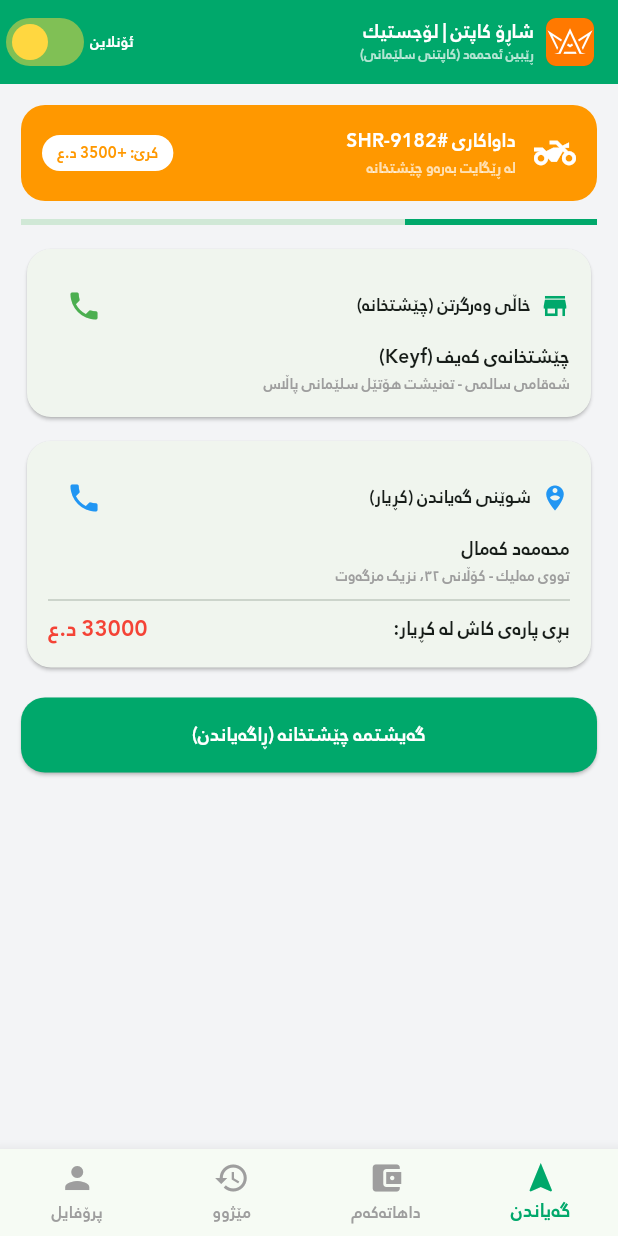
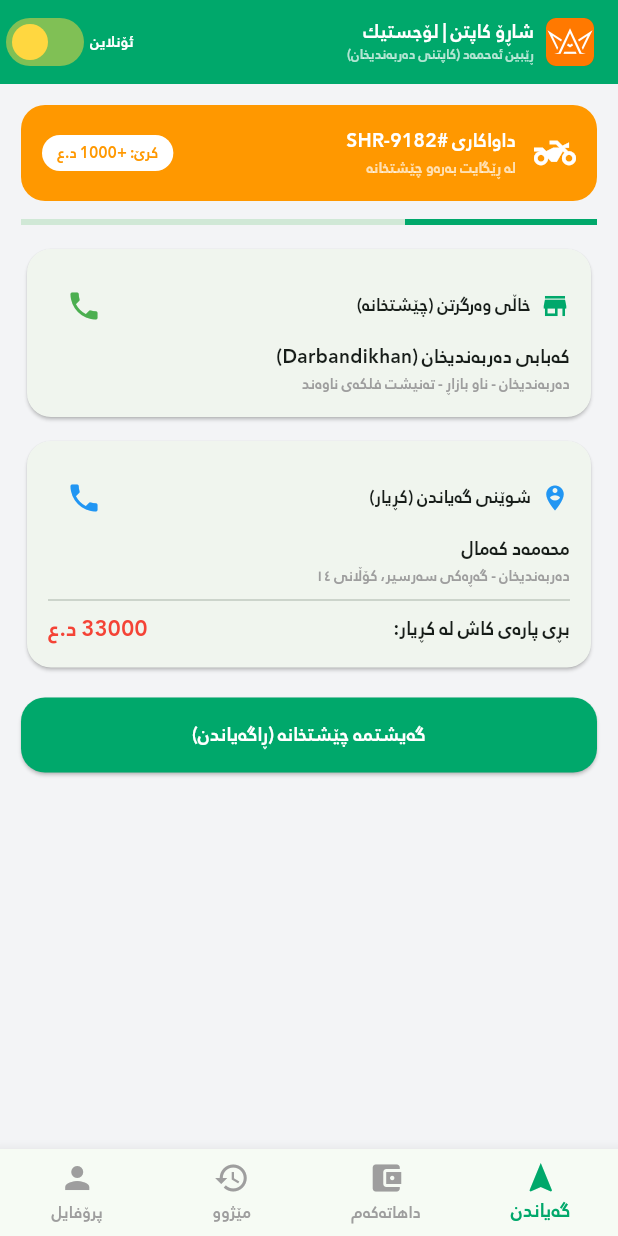
Before and after one commit to Yusfkarim/sharo-captain, a Flutter app: the screen it shows after launch, on a phone screen of 412 x 824 dp. Run offline on Flutter 3.47's test engine with Material 3 defaults, Android fonts, the phone set to English and light mode, and no system bars; network calls fail.

Commit message:
feat(captain): update logistics trips, store and customer routes strictly to Darbandikhan

```diff
--- a/lib/main.dart
+++ b/lib/main.dart
@@ -53,16 +53,16 @@ class _SharoCaptainScreenState extends State<SharoCaptainScreen> {
 
   Map<String, dynamic>? currentDelivery = {
     'id': 'SHR-9182',
-    'storeName': 'چێشتخانەی کەیف (Keyf)',
-    'storeAddress': 'شەقامی سالمی - تەنیشت هۆتێل سلێمانی پاڵاس',
+    'storeName': 'کەبابی دەربەندیخان (Darbandikhan)',
+    'storeAddress': 'دەربەندیخان - ناو بازاڕ - تەنیشت فلکەی ناوەند',
     'storePhone': '0770 123 4567',
     'customerName': 'محەمەد کەمال',
-    'customerAddress': 'تووی مەلیك - کۆڵانی ٣٢، نزیک مزگەوت',
+    'customerAddress': 'دەربەندیخان - گەڕەکی سەرسیر، کۆڵانی ١٤',
     'customerPhone': '0770 987 6543',
-    'fee': 3500,
+    'fee': 1000,
     'totalCashToCollect': 33000,
-    'distance': '3.2 کم',
-    'estimatedTime': '14 خولەک',
+    'distance': '1.2 کم',
+    'estimatedTime': '10 خولەک',
   };
 
   @override
@@ -90,10 +90,10 @@ class _SharoCaptainScreenState extends State<SharoCaptainScreen> {
         currentDelivery = {
           'id': o['id'] ?? 'SHR-7712',
           'storeName': o['shopName'] ?? 'چێشتخانە',
-          'storeAddress': 'شەقامی سالمی - سلێمانی',
+          'storeAddress': 'دەربەندیخان - ناو بازاڕ',
           'storePhone': '0770 123 4567',
           'customerName': o['customerName'] ?? 'کڕیاری شاڕۆ',
-          'customerAddress': o['customerLocation'] ?? 'سلێمانی - تووی مەلیك',
+          'customerAddress': o['customerLocation'] ?? 'دەربەندیخان - گەڕەکی سەرسیر',
           'customerPhone': o['customerPhone'] ?? '0770 987 6543',
           'fee': 3500,
           'totalCashToCollect': o['total'] ?? 16000,
@@ -171,7 +171,7 @@ class _SharoCaptainScreenState extends State<SharoCaptainScreen> {
               crossAxisAlignment: CrossAxisAlignment.start,
               children: [
                 Text('شاڕۆ کاپتن | لۆجستیك', style: TextStyle(fontSize: 14, fontWeight: FontWeight.bold)),
-                Text('ڕێبین ئەحمەد (کاپتنی سلێمانی)', style: TextStyle(fontSize: 10, color: Colors.white70)),
+                Text('ڕێبین ئەحمەد (کاپتنی دەربەندیخان)', style: TextStyle(fontSize: 10, color: Colors.white70)),
               ],
             ),
           ],
@@ -491,7 +491,7 @@ class _SharoCaptainScreenState extends State<SharoCaptainScreen> {
                   children: [
                     Text('ڕێبین ئەحمەد خدر', style: TextStyle(fontWeight: FontWeight.bold, fontSize: 15)),
                     Text('ماتۆڕسکیل هۆندا ١٥٠ سپی', style: TextStyle(color: Colors.grey, fontSize: 12)),
-                    Text('مۆڵەت: کاتی سلێمانی - ٢٩١٨', style: TextStyle(color: Colors.grey, fontSize: 11)),
+                    Text('مۆڵەت: دەربەندیخان - ٢٩١٨', style: TextStyle(color: Colors.grey, fontSize: 11)),
                   ],
                 ),
               ],
```
Also changed, not shown: 2 other files.
